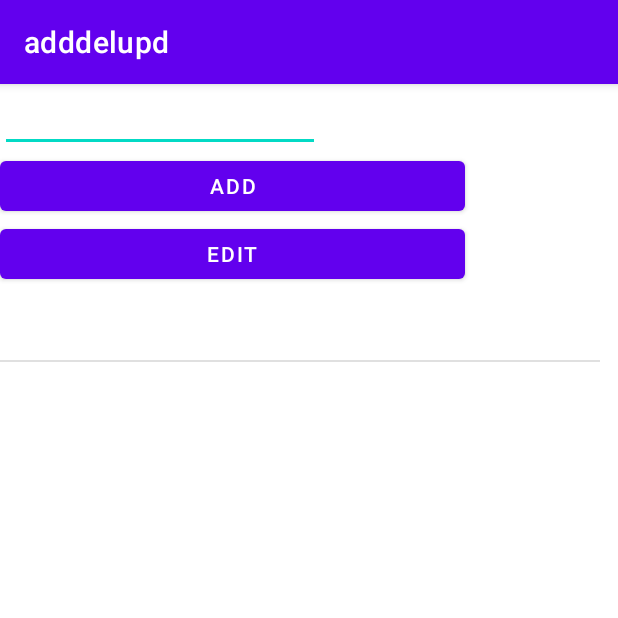
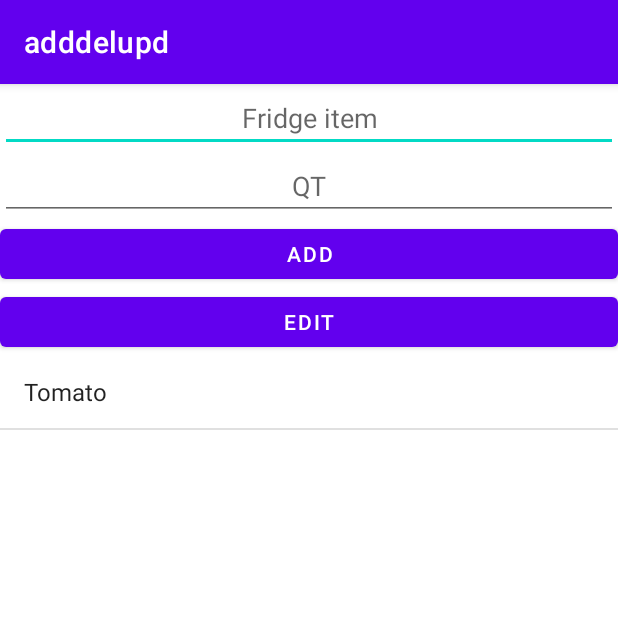
Before and after one commit to come219/StudiRep, an Android app: the screen it shows after launch (MainActivity), after a tap on "EDIT", on a phone screen of 412 x 824 dp, the top half of it. Run offline under Robolectric (Android 15) with nearby library versions, the phone set to English and light mode, and no system bars; 1 statement that could not run was skipped.

Commit message:
Hamza - Fridgelist - 21/02/2021

```diff
--- a/app/src/main/java/com/example/adddelupd/MainActivity.java
+++ b/app/src/main/java/com/example/adddelupd/MainActivity.java
@@ -1,7 +1,6 @@
 package com.example.adddelupd;
 
 import androidx.appcompat.app.AppCompatActivity;
-
 import android.os.Bundle;
 import android.view.View;
 import android.widget.AdapterView;
@@ -10,13 +9,14 @@ import android.widget.Button;
 import android.widget.EditText;
 import android.widget.ListView;
 import android.widget.Toast;
-
+import android.text.Editable;
+import android.text.TextWatcher;
 import java.util.ArrayList;
 
 public class MainActivity extends AppCompatActivity {
-    ListView listView1;
-    EditText inputtext1;
-    Button btnAdd, btnEdit;
+    private ListView listView1;
+    private EditText inputText1,inputText2;
+    private Button btnAdd, btnEdit;
 
     ArrayList<String> foods = new ArrayList<String>();
     ArrayAdapter myAdapter1;
@@ -32,40 +32,48 @@ public class MainActivity extends AppCompatActivity {
         listView1 = (ListView) findViewById(R.id.listView1);
         btnAdd = (Button) findViewById(R.id.button);
         btnAdd = (Button) findViewById(R.id.button2);
-        inputtext1 = (EditText) findViewById(R.id.editText);
+        inputText1 = (EditText) findViewById(R.id.editText);
+        inputText1.addTextChangedListener(inputTextWatcher);
 
         //setup listview
         myAdapter1 = new ArrayAdapter<String>(
                 this, android.R.layout.simple_list_item_1, foods);
         listView1.setAdapter(myAdapter1);
+        foods.add("Tomato");
 
         //add items
+        btnAdd = (Button) findViewById(R.id.button);
         btnAdd.setOnClickListener(new View.OnClickListener() {
             @Override
             public void onClick(View view) {
-                String stringVal = inputtext1.getText().toString();
-                foods.add(stringVal);
-                myAdapter1.notifyDataSetChanged();
-
-                inputtext1.setText("");
+                String stringVal = inputText1.getText().toString();
+                if (!stringVal.isEmpty()) {
+                    foods.add(stringVal);
+                    myAdapter1.notifyDataSetChanged();
+                    inputText1.setText("");
+                } else {
+                    Toast.makeText(MainActivity.this, "error", Toast.LENGTH_SHORT); //doesn't work yet
+                }
             }
         });
 
         //select item
+        listView1 = (ListView) findViewById(R.id.listView1);
         listView1.setOnItemClickListener(new AdapterView.OnItemClickListener() {
             @Override
             public void onItemClick(AdapterView<?> adapterView, View view, int i, long l) {
-                item = adapterView.getItemAtPosition(i).toString() + "has been selected.";
+                item = adapterView.getItemAtPosition(i).toString() + " has been selected.";
                 indexVal = i;
                 Toast.makeText(MainActivity.this, item, Toast.LENGTH_SHORT).show();
             }
         });
 
         //edit
+        btnEdit = (Button) findViewById(R.id.button2);
         btnEdit.setOnClickListener(new View.OnClickListener() {
             @Override
             public void onClick(View view) {
-                String stringVal = inputtext1.getText().toString();
+                String stringVal = inputText1.getText().toString();
                 foods.set(indexVal, stringVal);
                 myAdapter1.notifyDataSetChanged();
             }
@@ -75,7 +83,7 @@ public class MainActivity extends AppCompatActivity {
         listView1.setOnItemLongClickListener(new AdapterView.OnItemLongClickListener() {
             @Override
             public boolean onItemLongClick(AdapterView<?> adapterView, View view, int i, long l) {
-                item = adapterView.getItemAtPosition(i).toString() + "has been deleted.";
+                item = adapterView.getItemAtPosition(i).toString() + " has been deleted.";
                 Toast.makeText(MainActivity.this, item, Toast.LENGTH_SHORT).show();
 
                 foods.remove(i);
@@ -84,4 +92,18 @@ public class MainActivity extends AppCompatActivity {
             }
         });
     }
-}
+
+        private final TextWatcher inputTextWatcher = new TextWatcher() {
+            @Override
+            public void beforeTextChanged(CharSequence s, int start, int count, int after) {
+            }
+            @Override
+            public void onTextChanged(CharSequence s, int start, int before, int count) {
+                String foodName = inputText1.getText().toString().trim();
+                btnAdd.setEnabled(!foodName.isEmpty());
+            }
+            @Override
+            public void afterTextChanged(Editable s) {
+            }
+        };
+    }
--- a/app/src/main/res/layout/activity_main.xml
+++ b/app/src/main/res/layout/activity_main.xml
@@ -10,35 +10,35 @@
 
     <EditText
         android:id="@+id/editText"
-        android:layout_width="wrap_content"
+        android:layout_width="match_parent"
         android:layout_height="45dp"
-        android:ems="10"
-        android:inputType="textPersonName"
-        tools:layout_editor_absoluteX="50dp"
-        tools:layout_editor_absoluteY="27dp" />
+        android:hint="Fridge item"
+        android:gravity="center"
+        android:inputType="text" />
+
+    <EditText
+        android:id="@+id/editText2"
+        android:layout_width="match_parent"
+        android:layout_height="45dp"
+        android:hint="QT"
+        android:gravity="center"
+        android:inputType="text" />
 
     <Button
         android:id="@+id/button"
-        android:layout_width="310dp"
+        android:layout_width="match_parent"
         android:layout_height="45dp"
-        android:text="@string/btnAddText"
-        tools:layout_editor_absoluteX="51dp"
-        tools:layout_editor_absoluteY="84dp" />
-
+        android:text="@string/btnAddText" />
 
     <Button
         android:id="@+id/button2"
-        android:layout_width="310dp"
+        android:layout_width="match_parent"
         android:layout_height="45dp"
-        android:text="@string/btnEditText"
-        tools:layout_editor_absoluteX="50dp"
-        tools:layout_editor_absoluteY="137dp" />
+        android:text="@string/btnEditText" />
 
     <ListView
         android:id="@+id/listView1"
-        android:layout_width="400dp"
-        android:layout_height="512dp"
-        tools:layout_editor_absoluteX="30dp"
-        tools:layout_editor_absoluteY="400dp" />
+        android:layout_width="match_parent"
+        android:layout_height="450dp" />
 
 </LinearLayout>
```
